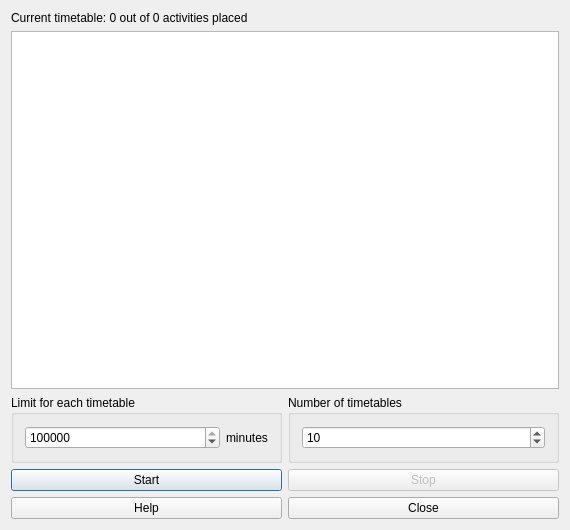
Old version of the form fet/src/interface/timetablegeneratemultipleform_template.ui in the repository vonmecheln/fet.
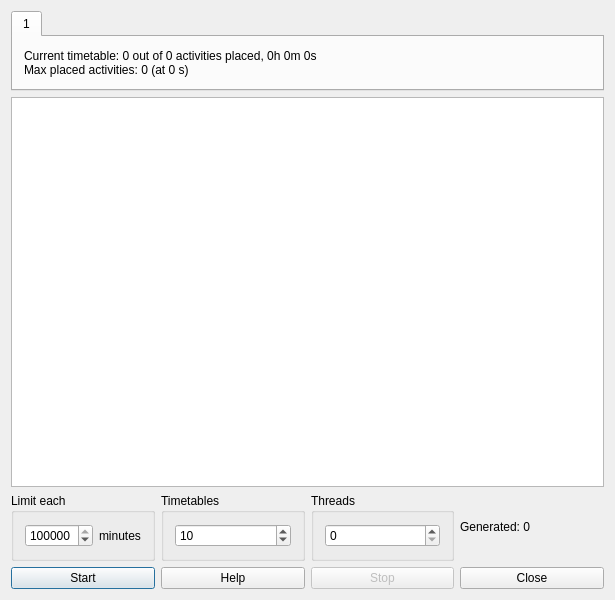
New version of the form.

```diff
--- a/fet/src/interface/timetablegeneratemultipleform_template.ui
+++ b/fet/src/interface/timetablegeneratemultipleform_template.ui
@@ -6,37 +6,62 @@
    <rect>
     <x>0</x>
     <y>0</y>
-    <width>570</width>
-    <height>530</height>
+    <width>615</width>
+    <height>600</height>
    </rect>
   </property>
   <property name="windowTitle">
    <string extracomment="Title of dialog">Generate multiple timetables</string>
   </property>
-  <layout class="QGridLayout" name="gridLayout_3">
-   <item row="0" column="0" colspan="2">
+  <layout class="QGridLayout" name="gridLayout_5">
+   <item row="0" column="0">
+    <widget class="QTabWidget" name="timetablesTabWidget">
+     <property name="sizePolicy">
+      <sizepolicy hsizetype="Expanding" vsizetype="Maximum">
+       <horstretch>0</horstretch>
+       <verstretch>0</verstretch>
+      </sizepolicy>
+     </property>
+     <property name="currentIndex">
+      <number>0</number>
+     </property>
+     <property name="usesScrollButtons">
+      <bool>true</bool>
+     </property>
+     <widget class="QWidget" name="tab">
+      <attribute name="title">
+       <string>1</string>
+      </attribute>
+      <layout class="QGridLayout" name="gridLayout_4">
+       <item row="0" column="0">
+        <layout class="QVBoxLayout" name="verticalLayout">
+         <item>
     <widget class="QLabel" name="textLabel">
      <property name="text">
-      <string>Current timetable: 0 out of 0 activities placed</string>
-     </property>
-     <property name="wordWrap">
-      <bool>false</bool>
-     </property>
-    </widget>
-   </item>
-   <item row="1" column="0" colspan="2">
+            <string>Current timetable: 0 out of 0 activities placed, 0h 0m 0s
+Max placed activities: 0 (at 0 s)</string>
+           </property>
+          </widget>
+         </item>
+        </layout>
+       </item>
+      </layout>
+     </widget>
+    </widget>
+   </item>
+   <item row="1" column="0">
     <widget class="QPlainTextEdit" name="currentResultsTextEdit">
      <property name="readOnly">
       <bool>true</bool>
      </property>
     </widget>
    </item>
-   <item row="2" column="0" colspan="2">
+   <item row="2" column="0">
     <layout class="QHBoxLayout" name="horizontalLayout">
      <item>
       <widget class="QGroupBox" name="minutesGroupBox">
        <property name="title">
-        <string extracomment="In fact this is the time limit for search of each timetable, but I keep length short">Limit for each timetable</string>
+        <string extracomment="In fact this is the time limit for search of each timetable, but I keep length short">Limit each</string>
        </property>
        <layout class="QGridLayout" name="gridLayout">
         <item row="0" column="0">
@@ -71,7 +96,7 @@
      <item>
       <widget class="QGroupBox" name="timetablesGroupBox">
        <property name="title">
-        <string>Number of timetables</string>
+        <string>Timetables</string>
        </property>
        <layout class="QGridLayout" name="gridLayout_2">
         <item row="0" column="0">
@@ -90,16 +115,48 @@
        </layout>
       </widget>
      </item>
+     <item>
+      <widget class="QGroupBox" name="threadsGroupBox">
+       <property name="title">
+        <string>Threads</string>
+       </property>
+       <layout class="QGridLayout" name="gridLayout_3">
+        <item row="0" column="0">
+         <widget class="QSpinBox" name="nThreadsSpinBox"/>
+        </item>
+       </layout>
+      </widget>
+     </item>
+     <item>
+      <layout class="QVBoxLayout" name="verticalLayout_2">
+       <item>
+        <widget class="QLabel" name="numberOfGeneratedTimetablesLabel">
+         <property name="text">
+          <string>Generated: 0</string>
+         </property>
+        </widget>
+       </item>
+      </layout>
+     </item>
     </layout>
    </item>
    <item row="3" column="0">
+    <layout class="QHBoxLayout" name="horizontalLayout_2">
+     <item>
     <widget class="QPushButton" name="startPushButton">
      <property name="text">
       <string>Start</string>
      </property>
     </widget>
    </item>
-   <item row="3" column="1">
+     <item>
+      <widget class="QPushButton" name="helpPushButton">
+       <property name="text">
+        <string>Help</string>
+       </property>
+      </widget>
+     </item>
+     <item>
     <widget class="QPushButton" name="stopPushButton">
      <property name="enabled">
       <bool>false</bool>
@@ -109,19 +166,14 @@
      </property>
     </widget>
    </item>
-   <item row="4" column="0">
-    <widget class="QPushButton" name="pushButton4">
-     <property name="text">
-      <string>Help</string>
-     </property>
-    </widget>
-   </item>
-   <item row="4" column="1">
+     <item>
     <widget class="QPushButton" name="closePushButton">
      <property name="text">
       <string>Close</string>
      </property>
     </widget>
+     </item>
+    </layout>
    </item>
   </layout>
  </widget>
```
Lines whose indentation alone changed are shown as unchanged.
